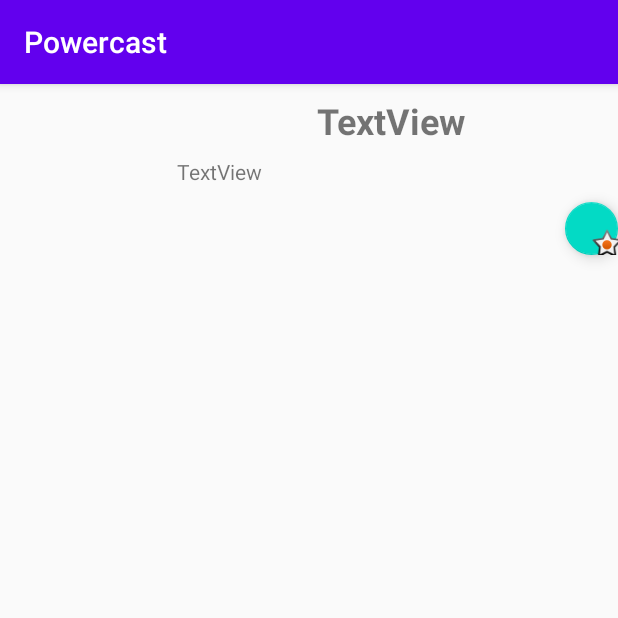
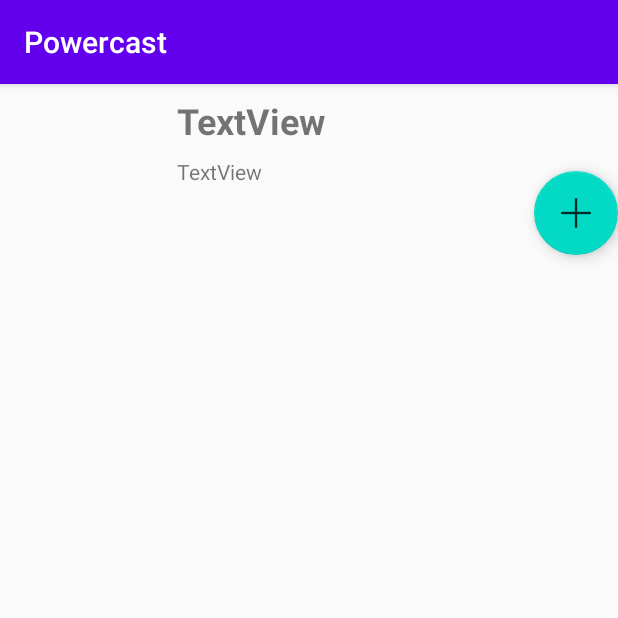
Before and after one commit to aaronpennington/powercast, an Android app: the fragment PodcastDirectoryFragment shown on its own in the app's theme, on a phone screen of 412 x 824 dp, the top half of it. Run offline under Robolectric (Android 15) with nearby library versions, the light colour scheme and no system bars; our stand-ins replace Picasso, Volley; network calls fail; pictures from the network do not load; 1 statement that could not run was skipped.

Commit message:
Minor UI fixes

```diff
--- a/app/src/main/java/com/penningtonb/powercast/PodcastDirectoryFragment.java
+++ b/app/src/main/java/com/penningtonb/powercast/PodcastDirectoryFragment.java
@@ -2,6 +2,9 @@
 
 import android.content.Context;
 import android.os.Bundle;
+
+import androidx.core.content.ContextCompat;
+import androidx.core.content.res.ResourcesCompat;
 import androidx.fragment.app.Fragment;
 import androidx.recyclerview.widget.LinearLayoutManager;
 import androidx.recyclerview.widget.RecyclerView;
@@ -49,15 +52,19 @@
     private ArrayList<DirectoryEpisode> episode_titles;
     private ImageView podcastImage;
     private FloatingActionButton subscribeButton;
+    private Context mContext;
+
 
     // TODO: Rename parameter arguments, choose names that match
     // the fragment initialization parameters, e.g. ARG_ITEM_NUMBER
     private static final String ARG_PARAM1 = "uid";
     private static final String ARG_PARAM2 = "podcast_id";
+    private static final String ARG_PARAM3 = "isSubbed";
 
     // TODO: Rename and change types of parameters
     private String uid;
     private String podcast_id;
+    private boolean isSubbed;
 
     /**
      * Use this factory method to create a new instance of
@@ -68,11 +75,12 @@
      * @return A new instance of fragment PodcastDirectoryFragment.
      */
     // TODO: Rename and change types and number of parameters
-    public static PodcastDirectoryFragment newInstance(String uid, String podcast_id) {
+    public static PodcastDirectoryFragment newInstance(String uid, String podcast_id, boolean isSubbed) {
         PodcastDirectoryFragment fragment = new PodcastDirectoryFragment();
         Bundle args = new Bundle();
         args.putString(ARG_PARAM1, uid);
         args.putString(ARG_PARAM2, podcast_id);
+        args.putBoolean(ARG_PARAM3, isSubbed);
         fragment.setArguments(args);
         return fragment;
     }
@@ -87,11 +95,13 @@
         if (getArguments() != null) {
             uid = getArguments().getString(ARG_PARAM1);
             podcast_id = getArguments().getString(ARG_PARAM2);
+            isSubbed = getArguments().getBoolean(ARG_PARAM3);
         }
 
         episode_titles = new ArrayList<DirectoryEpisode>();
 
         resultListAdapter = new DirectoryResultListAdapter(episode_titles);
+        mContext = this.getContext();
     }
 
     @Override
@@ -108,6 +118,13 @@
         descText = (TextView) view.findViewById(R.id.pDirDescriptionTextView);
         podcastImage = (ImageView) view.findViewById(R.id.pDirImageView);
         subscribeButton = (FloatingActionButton) view.findViewById(R.id.subscribeButton);
+
+        if (isSubbed) {
+            subscribeButton.setImageDrawable(ContextCompat.getDrawable(mContext, R.drawable.ic_nav_check));
+        }
+        else {
+            subscribeButton.setImageDrawable(ContextCompat.getDrawable(mContext, R.drawable.ic_nav_plus));
+        }
 
         // make Volley request
         getPodcast(podcast_id);
@@ -182,6 +199,10 @@
         StringRequest stringRequest = new StringRequest(Request.Method.POST, url, new Response.Listener<String>() {
             @Override
             public void onResponse(String response) {
+                Gson gson = new Gson();
+                SubscribeAction subAction = gson.fromJson(response, SubscribeAction.class);
+
+                if (subAction.getStatus() == 201) {
                     // make a Toast here? or some feedback indication
                     Context context = getContext();
                     CharSequence text = "Subscribed!";
@@ -189,6 +210,22 @@
 
                     Toast toast = Toast.makeText(context, text, duration);
                     toast.show();
+
+                    // change drawable icon
+                    subscribeButton.setImageDrawable(ContextCompat.getDrawable(mContext, R.drawable.ic_nav_check));
+                }
+                else if (subAction.getStatus() == 202) {
+                    // make a Toast here? or some feedback indication
+                    Context context = getContext();
+                    CharSequence text = "Unsubscribed!";
+                    int duration = Toast.LENGTH_SHORT;
+
+                    Toast toast = Toast.makeText(context, text, duration);
+                    toast.show();
+
+                    // change drawable icon
+                    subscribeButton.setImageDrawable(ContextCompat.getDrawable(mContext, R.drawable.ic_nav_plus));
+                }
             }
         }, new Response.ErrorListener() {
             @Override
--- a/app/src/main/java/com/penningtonb/powercast/SearchResultListAdapter.java
+++ b/app/src/main/java/com/penningtonb/powercast/SearchResultListAdapter.java
@@ -52,7 +52,7 @@
     }
 
     private void fragmentJump(String podcast_id) {
-        PodcastDirectoryFragment pdFragment = PodcastDirectoryFragment.newInstance(uid, podcast_id);
+        PodcastDirectoryFragment pdFragment = PodcastDirectoryFragment.newInstance(uid, podcast_id, false);
         switchContent(R.id.search_container, pdFragment, podcast_id);
     }
 
--- a/app/src/main/java/com/penningtonb/powercast/SubscriptionsListAdapter.java
+++ b/app/src/main/java/com/penningtonb/powercast/SubscriptionsListAdapter.java
@@ -77,7 +77,7 @@
     }
 
     private void fragmentJump(String podcast_id) {
-        PodcastDirectoryFragment pdFragment = PodcastDirectoryFragment.newInstance(uid, podcast_id);
+        PodcastDirectoryFragment pdFragment = PodcastDirectoryFragment.newInstance(uid, podcast_id, true);
         switchContent(R.id.search_container, pdFragment, podcast_id);
     }
 
--- a/app/src/main/res/layout/directory_row.xml
+++ b/app/src/main/res/layout/directory_row.xml
@@ -18,12 +18,14 @@
 
     <TextView
         android:id="@+id/pDirEpisodeTextView"
-        android:layout_width="wrap_content"
+        android:layout_width="0dp"
         android:layout_height="0dp"
         android:layout_marginStart="8dp"
         android:layout_marginTop="8dp"
         android:layout_marginEnd="8dp"
         android:layout_marginBottom="8dp"
+        android:ellipsize="end"
+        android:maxLines="1"
         android:text="TextView"
         android:textSize="18sp"
         app:layout_constraintBottom_toBottomOf="parent"
--- a/app/src/main/res/layout/fragment_podcast_directory.xml
+++ b/app/src/main/res/layout/fragment_podcast_directory.xml
@@ -19,11 +19,13 @@
 
     <TextView
         android:id="@+id/pDirTitleTextView"
-        android:layout_width="wrap_content"
+        android:layout_width="0dp"
         android:layout_height="wrap_content"
         android:layout_marginStart="8dp"
         android:layout_marginTop="8dp"
         android:layout_marginEnd="8dp"
+        android:ellipsize="end"
+        android:maxLines="1"
         android:text="TextView"
         android:textSize="24sp"
         android:textStyle="bold"
@@ -31,20 +33,29 @@
         app:layout_constraintStart_toEndOf="@+id/pDirImageView"
         app:layout_constraintTop_toTopOf="parent" />
 
-    <TextView
-        android:id="@+id/pDirDescriptionTextView"
+    <ScrollView
         android:layout_width="0dp"
         android:layout_height="0dp"
         android:layout_marginStart="8dp"
         android:layout_marginTop="8dp"
-        android:layout_marginEnd="4dp"
+        android:layout_marginEnd="8dp"
         android:layout_marginBottom="8dp"
-        android:text="TextView"
-        android:textSize="14sp"
         app:layout_constraintBottom_toTopOf="@+id/pDirEpisodesRecyclerView"
         app:layout_constraintEnd_toStartOf="@+id/subscribeButton"
         app:layout_constraintStart_toEndOf="@+id/pDirImageView"
-        app:layout_constraintTop_toBottomOf="@+id/pDirTitleTextView" />
+        app:layout_constraintTop_toBottomOf="@+id/pDirTitleTextView">
+
+        <TextView
+            android:id="@+id/pDirDescriptionTextView"
+            android:layout_width="match_parent"
+            android:layout_height="wrap_content"
+            android:layout_marginStart="0dp"
+            android:layout_marginTop="0dp"
+            android:layout_marginEnd="0dp"
+            android:layout_marginBottom="0dp"
+            android:text="TextView"
+            android:textSize="14sp" />
+    </ScrollView>
 
     <androidx.recyclerview.widget.RecyclerView
         android:id="@+id/pDirEpisodesRecyclerView"
@@ -58,10 +69,10 @@
 
     <com.google.android.material.floatingactionbutton.FloatingActionButton
         android:id="@+id/subscribeButton"
-        android:layout_width="35dp"
-        android:layout_height="35dp"
+        android:layout_width="wrap_content"
+        android:layout_height="wrap_content"
         android:clickable="true"
-        android:src="@android:drawable/star_on"
+        android:src="@drawable/ic_nav_plus"
         app:layout_constraintBottom_toTopOf="@+id/pDirEpisodesRecyclerView"
         app:layout_constraintEnd_toEndOf="parent" />
 </androidx.constraintlayout.widget.ConstraintLayout>
--- a/app/src/main/res/layout/search_row.xml
+++ b/app/src/main/res/layout/search_row.xml
@@ -20,15 +20,19 @@
 
     <TextView
         android:id="@+id/searchResultRowTextBox"
-        android:layout_width="203dp"
+        android:layout_width="0dp"
         android:layout_height="45dp"
         android:layout_marginStart="8dp"
         android:layout_marginTop="16dp"
+        android:layout_marginEnd="8dp"
         android:layout_marginBottom="16dp"
+        android:ellipsize="end"
+        android:maxLines="1"
         android:text="TextView"
         android:textAlignment="center"
         android:textSize="15sp"
         app:layout_constraintBottom_toBottomOf="parent"
+        app:layout_constraintEnd_toStartOf="@+id/searchResultRowButton"
         app:layout_constraintStart_toEndOf="@+id/searchResultRowImageView"
         app:layout_constraintTop_toTopOf="parent" />
 
```
Also changed, not shown: app/src/main/java/com/penningtonb/powercast/Subscriptions.java (+13 -0 lines), app/src/main/res/drawable-hdpi/ic_nav_check.png (added), app/src/main/res/drawable-hdpi/ic_nav_plus.png (added), app/src/main/res/drawable-mdpi/ic_nav_check.png (added), app/src/main/res/drawable-mdpi/ic_nav_plus.png (added), app/src/main/res/drawable-xhdpi/ic_nav_check.png (added), app/src/main/res/drawable-xhdpi/ic_nav_plus.png (added), app/src/main/res/drawable-xxhdpi/ic_nav_check.png (added), app/src/main/res/drawable-xxhdpi/ic_nav_plus.png (added), app/src/main/res/drawable-xxxhdpi/ic_nav_check.png (added), app/src/main/res/drawable-xxxhdpi/ic_nav_plus.png (added). Lines whose indentation alone changed are shown as unchanged.
